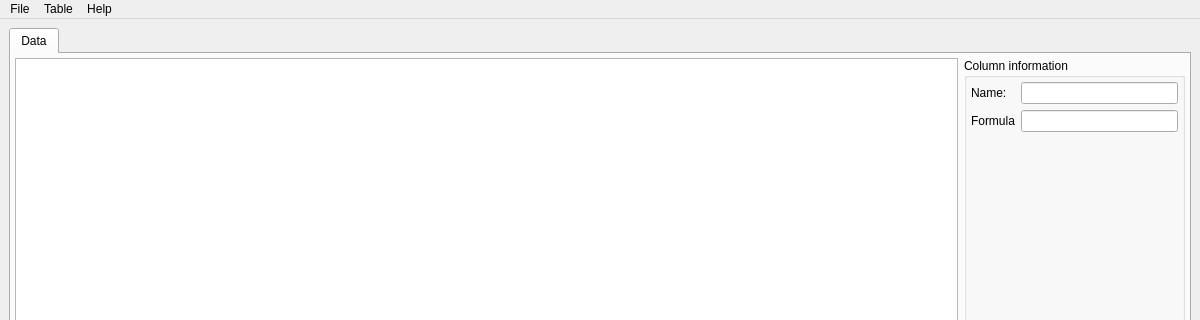
Above: src/tailor/resources/tailor.ui from davidfokkema/tailor before the change; both pictures show x 0 to 1200 and y 0 to 320 of the 1200 by 700 pixel window. Below: the same form after it.
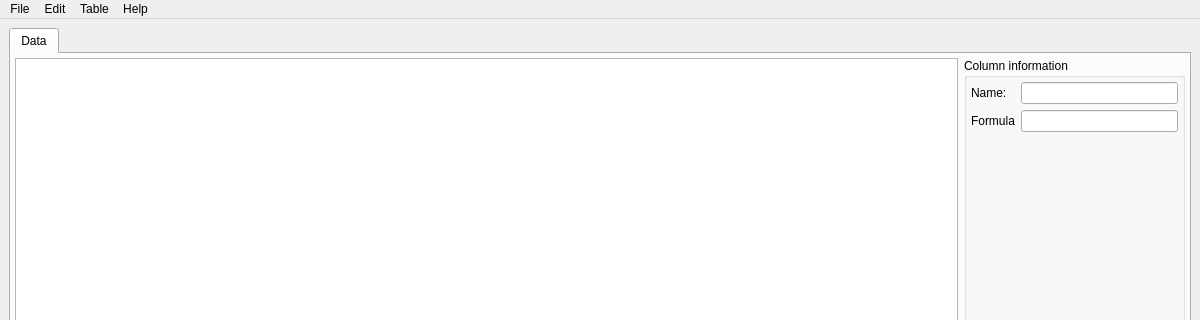
That is the form after the change.

Commit message: Implemented copy data to clipboard

Patch:
```diff
--- a/src/tailor/resources/tailor.ui
+++ b/src/tailor/resources/tailor.ui
@@ -200,7 +200,15 @@
     </property>
     <addaction name="actionAbout_Tailor"/>
    </widget>
+   <widget class="QMenu" name="menuEdit">
+    <property name="title">
+     <string>Edit</string>
+    </property>
+    <addaction name="actionCopy"/>
+    <addaction name="actionPaste"/>
+   </widget>
    <addaction name="menuFile"/>
+   <addaction name="menuEdit"/>
    <addaction name="menuTable"/>
    <addaction name="menuHelp"/>
   </widget>
```
Left out of the diff: 10 changed lines with no effect on the pictures. The commit also changes 2 other files.
